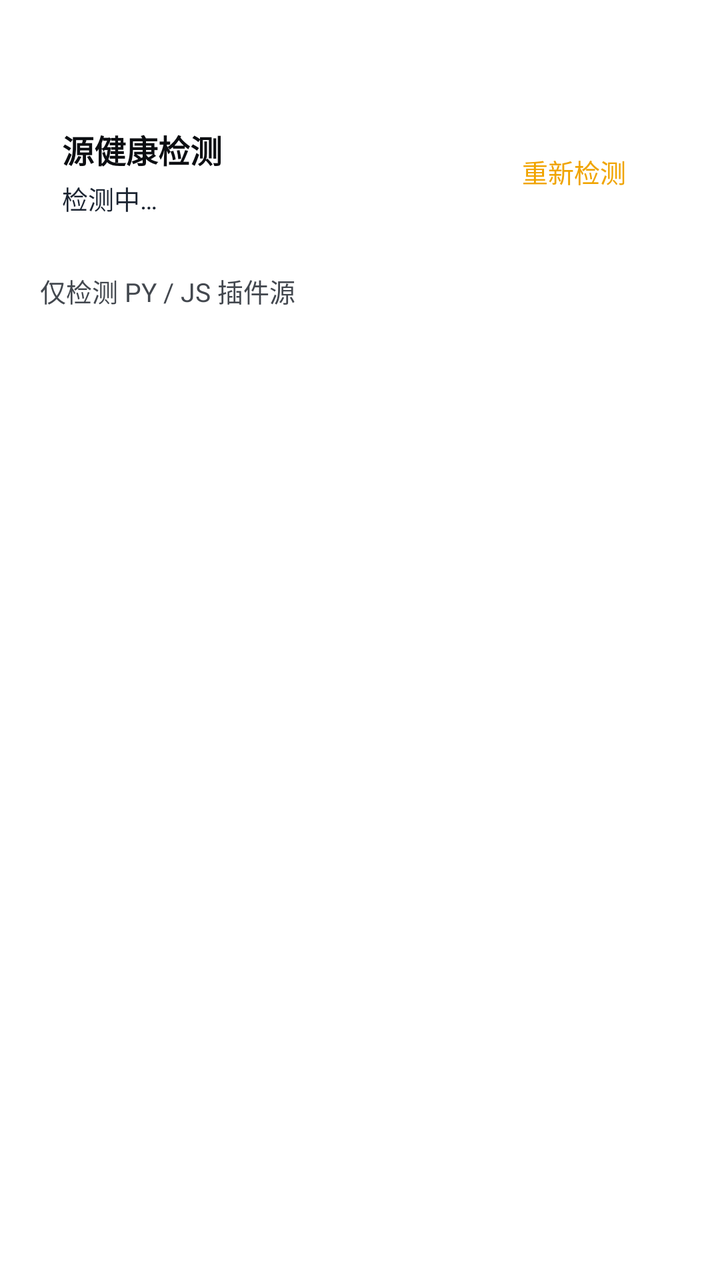
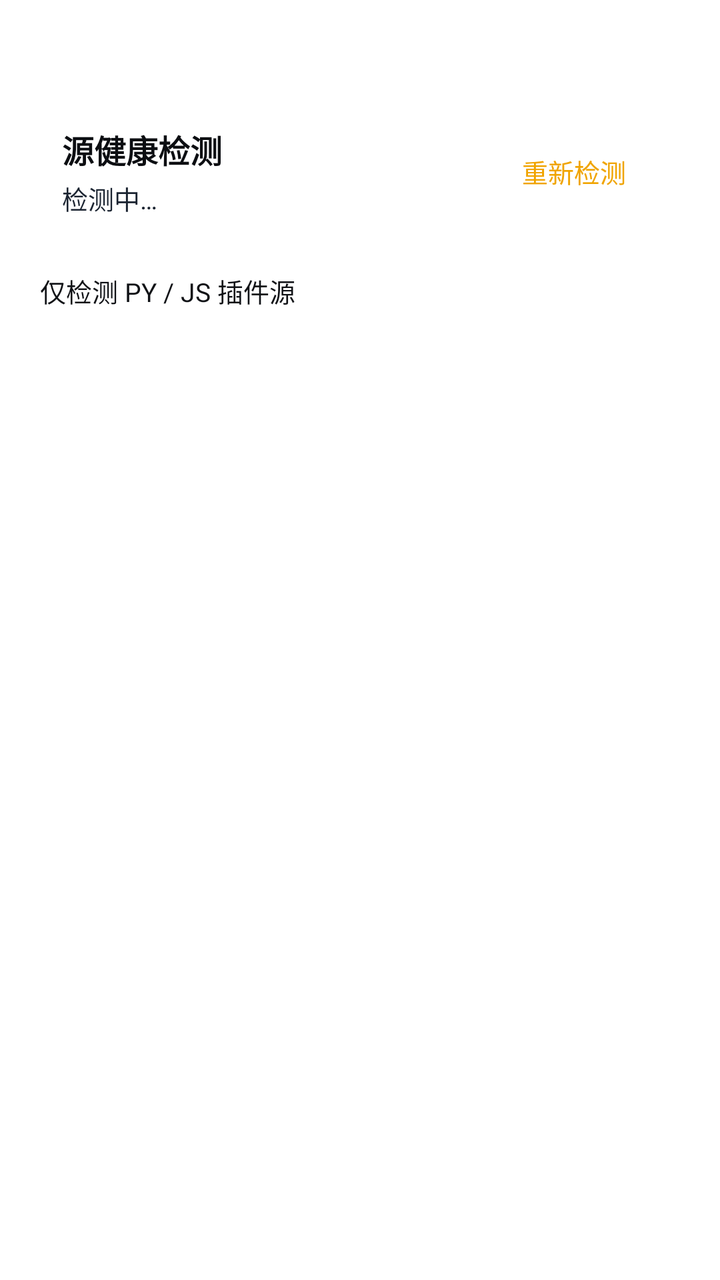

Compare the two renders of this Android layout. The source of the first and the diff that turns it into the second are given below.
<!-- AndroidManifest.xml: another module's application theme Theme.App -->
<!-- res/layout/activity_health.xml -->
<?xml version="1.0" encoding="utf-8"?>
<LinearLayout xmlns:android="http://schemas.android.com/apk/res/android"
    android:layout_width="match_parent"
    android:layout_height="match_parent"
    android:fitsSystemWindows="true"
    android:orientation="vertical">

    <LinearLayout
        android:layout_width="match_parent"
        android:layout_height="match_parent"
        android:orientation="vertical"
        android:paddingLeft="16dp"
        android:paddingRight="16dp"
        android:paddingTop="48dp">

        <LinearLayout
            android:layout_width="match_parent"
            android:layout_height="wrap_content"
            android:layout_marginBottom="12dp"
            android:background="@drawable/xc_setcard_v2"
            android:gravity="center_vertical"
            android:minHeight="64dp"
            android:orientation="horizontal"
            android:padding="15dp">
            <LinearLayout
                android:layout_width="0dp"
                android:layout_height="wrap_content"
                android:layout_weight="1"
                android:orientation="vertical">
                <TextView
                    android:layout_width="wrap_content"
                    android:layout_height="wrap_content"
                    android:text="源健康检测"
                    android:textColor="#0C0E12"
                    android:textSize="16sp"
                    android:textStyle="bold" />
                <TextView
                    android:id="@+id/tv_summary"
                    android:layout_width="wrap_content"
                    android:layout_height="wrap_content"
                    android:layout_marginTop="3dp"
                    android:text="检测中…"
                    android:textColor="#1B2431"
                    android:textSize="13sp" />
            </LinearLayout>
            <TextView
                android:id="@+id/btn_retest"
                android:layout_width="wrap_content"
                android:layout_height="wrap_content"
                android:background="@drawable/xc_setcard_v2"
                android:paddingLeft="16dp"
                android:paddingRight="16dp"
                android:paddingTop="8dp"
                android:paddingBottom="8dp"
                android:text="重新检测"
                android:textColor="#F0A400"
                android:textSize="13sp" />
        </LinearLayout>

        <TextView
            android:layout_width="match_parent"
            android:layout_height="wrap_content"
            android:layout_marginBottom="8dp"
            android:paddingLeft="4dp"
            android:text="仅检测 PY / JS 插件源"
            android:textColor="#43484F"
            android:textSize="13sp" />

        <TextView
            android:id="@+id/tv_empty"
            android:layout_width="match_parent"
            android:layout_height="0dp"
            android:layout_weight="1"
            android:gravity="center"
            android:text="暂无 PY / JS 源"
            android:textColor="#43484F"
            android:textSize="14sp"
            android:visibility="gone" />

        <androidx.recyclerview.widget.RecyclerView
            android:id="@+id/rv_sites"
            android:layout_width="match_parent"
            android:layout_height="0dp"
            android:layout_weight="1"
            android:clipToPadding="false"
            android:paddingBottom="16dp" />
    </LinearLayout>
</LinearLayout>
<!-- resources referenced by this layout -->
<resources>
  <!-- drawable xc_setcard_v2 (drawable) -->
  <?xml version="1.0" encoding="utf-8"?>
  <shape xmlns:android="http://schemas.android.com/apk/res/android" android:shape="rectangle">
      <corners android:radius="10dp" />
      <solid android:color="#57FFFFFF" />
      <stroke android:width="1dp" android:color="#61FFFFFF" />
  </shape>
  <style name="Theme.App" parent="Theme.XingChen">
          <item name="android:windowDisablePreview">true</item>
          <item name="android:windowSplashScreenBackground">#000000</item>
          <item name="android:windowBackground">#000000</item>
      </style>
  <style name="Theme.XingChen" parent="Theme.Material3.DayNight.NoActionBar">
          <item name="android:windowBackground">@android:color/transparent</item>
                <item name="android:colorBackground">@android:color/transparent</item>
          <item name="colorPrimary">#f0a400</item>
          <item name="colorPrimaryVariant">#c07f00</item>
          <item name="colorOnPrimary">@android:color/white</item>
      </style>
</resources>

<!-- the commit's change to res/layout/activity_health.xml (unified diff, before → after) -->
@@ -63,7 +63,7 @@
             android:layout_marginBottom="8dp"
             android:paddingLeft="4dp"
             android:text="仅检测 PY / JS 插件源"
-            android:textColor="#43484F"
+            android:textColor="#101216"
             android:textSize="13sp" />
 
         <TextView
@@ -73,7 +73,7 @@
             android:layout_weight="1"
             android:gravity="center"
             android:text="暂无 PY / JS 源"
-            android:textColor="#43484F"
+            android:textColor="#101216"
             android:textSize="14sp"
             android:visibility="gone" />
 
